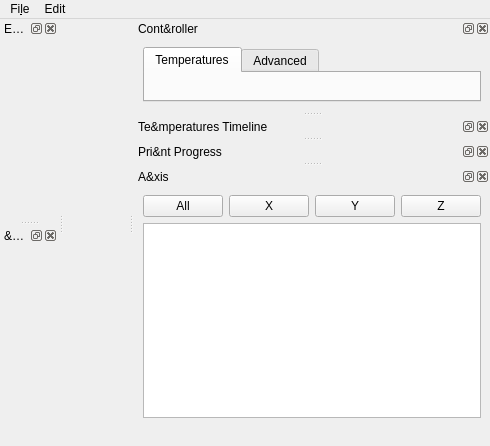
Above: src/mainwindow.ui from KDE/atelier before the change. Below: the same form after it.
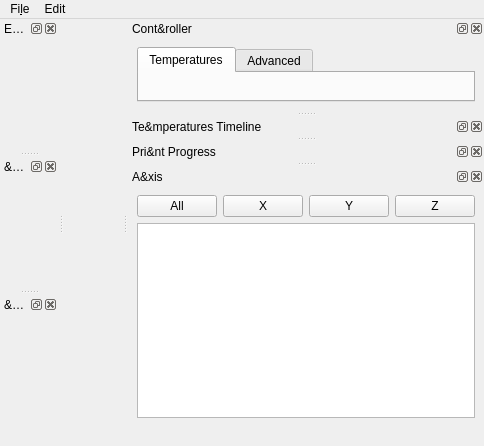
That is the form after the change. Custom widgets are drawn as their Qt base class.

Commit message:
Remove Central Widget - mainWindow Docked
Turn the mainWindow in full docked window.
Added to the view a new option to hide/show the 3d view.

Diff of the .ui file:
```diff
--- a/src/mainwindow.ui
+++ b/src/mainwindow.ui
@@ -6,7 +6,7 @@
    <rect>
     <x>0</x>
     <y>0</y>
-    <width>490</width>
+    <width>484</width>
     <height>446</height>
    </rect>
   </property>
@@ -14,11 +14,7 @@
    <string>Atelier</string>
   </property>
   <widget class="QWidget" name="centralwidget">
-   <layout class="QGridLayout" name="gridLayout">
-    <item row="0" column="0">
-     <widget class="Viewer3D" name="view3DWidget" native="true"/>
-    </item>
-   </layout>
+   <layout class="QGridLayout" name="gridLayout"/>
    <widget class="QWidget" name="statusBarWidget" native="true">
     <property name="geometry">
      <rect>
@@ -85,7 +81,7 @@
     <rect>
      <x>0</x>
      <y>0</y>
-     <width>490</width>
+     <width>484</width>
      <height>30</height>
     </rect>
    </property>
@@ -232,6 +228,15 @@
     </layout>
    </widget>
   </widget>
+  <widget class="QDockWidget" name="view3DdockWidget">
+   <property name="windowTitle">
+    <string>&amp;3DView</string>
+   </property>
+   <attribute name="dockWidgetArea">
+    <number>1</number>
+   </attribute>
+   <widget class="Viewer3D" name="view3DWidget"/>
+  </widget>
  </widget>
  <customwidgets>
   <customwidget>
```
The commit also changes 2 other files.
